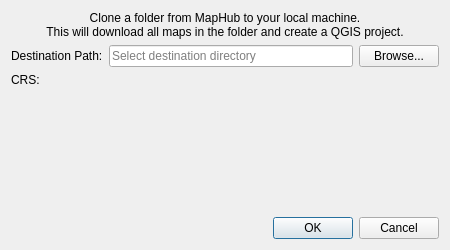
Old version of the form ui/CloneFolderDialog.ui in the repository maphub-co/maphub-qgis.
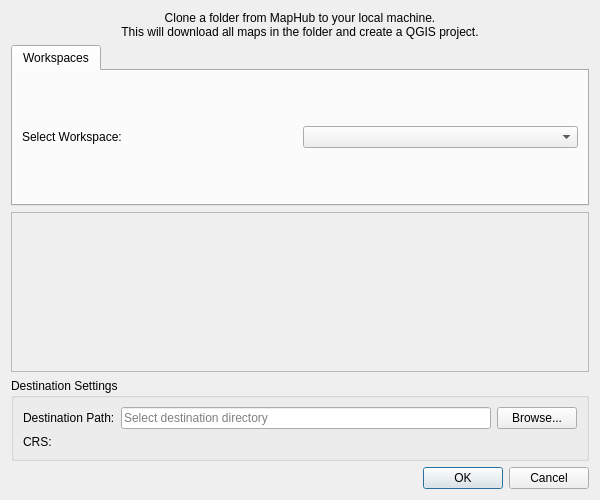
New version of the form. Custom widgets are drawn as their Qt base class.

Commit message: ✨ [ui] Add folder navigation and workspace selection in CloneFolderDialog

The edit to the form file:
```diff
--- a/ui/CloneFolderDialog.ui
+++ b/ui/CloneFolderDialog.ui
@@ -6,10 +6,16 @@
    <rect>
     <x>0</x>
     <y>0</y>
-    <width>450</width>
-    <height>250</height>
+    <width>600</width>
+    <height>500</height>
    </rect>
   </property>
+  <property name="minimumSize">
+   <size>
+    <width>500</width>
+    <height>400</height>
+   </size>
+  </property>
   <property name="windowTitle">
    <string>MapHub: Clone Folder</string>
   </property>
@@ -29,6 +35,79 @@
     </widget>
    </item>
    <item>
+    <widget class="QTabWidget" name="tabWidget_workspace">
+     <property name="currentIndex">
+      <number>0</number>
+     </property>
+     <widget class="QWidget" name="tab_workspace">
+      <attribute name="title">
+       <string>Workspaces</string>
+      </attribute>
+      <layout class="QVBoxLayout" name="verticalLayout_workspace">
+       <item>
+        <layout class="QHBoxLayout" name="horizontalLayout_workspace">
+         <item>
+          <widget class="QLabel" name="label_workspace">
+           <property name="text">
+            <string>Select Workspace:</string>
+           </property>
+          </widget>
+         </item>
+         <item>
+          <widget class="QComboBox" name="comboBox_workspace"/>
+         </item>
+        </layout>
+       </item>
+      </layout>
+     </widget>
+    </widget>
+   </item>
+   <item>
+    <widget class="QScrollArea" name="scrollArea">
+     <property name="widgetResizable">
+      <bool>true</bool>
+     </property>
+     <widget class="QWidget" name="scrollAreaWidgetContents">
+      <property name="geometry">
+       <rect>
+        <x>0</x>
+        <y>0</y>
+        <width>580</width>
+        <height>200</height>
+       </rect>
+      </property>
+      <layout class="QVBoxLayout" name="verticalLayout_2">
+       <item>
+        <widget class="QWidget" name="listContainer" native="true">
+         <layout class="QVBoxLayout" name="listLayout">
+          <!-- List items will be added here programmatically -->
+         </layout>
+        </widget>
+       </item>
+       <item>
+        <spacer name="verticalSpacer_list">
+         <property name="orientation">
+          <enum>Qt::Vertical</enum>
+         </property>
+         <property name="sizeHint" stdset="0">
+          <size>
+           <width>20</width>
+           <height>40</height>
+          </size>
+         </property>
+        </spacer>
+       </item>
+      </layout>
+     </widget>
+    </widget>
+   </item>
+   <item>
+    <widget class="QGroupBox" name="groupBox_destination">
+     <property name="title">
+      <string>Destination Settings</string>
+     </property>
+     <layout class="QVBoxLayout" name="verticalLayout_destination">
+      <item>
     <layout class="QHBoxLayout" name="horizontalLayout_path">
      <item>
       <widget class="QLabel" name="label_path">
@@ -67,18 +146,8 @@
      </item>
     </layout>
    </item>
-   <item>
-    <spacer name="verticalSpacer">
-     <property name="orientation">
-      <enum>Qt::Vertical</enum>
-     </property>
-     <property name="sizeHint" stdset="0">
-      <size>
-       <width>20</width>
-       <height>40</height>
-      </size>
-     </property>
-    </spacer>
+     </layout>
+    </widget>
    </item>
    <item>
     <widget class="QDialogButtonBox" name="button_box">
```
Lines whose indentation alone changed are shown as unchanged. The commit also changes 1 other file.
